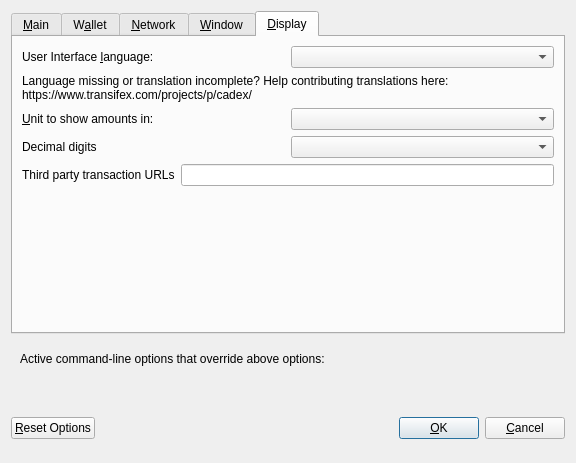
Before: the Qt Designer form src/qt/forms/optionsdialog.ui in cadexproject/cadex, drawn with Qt 5.
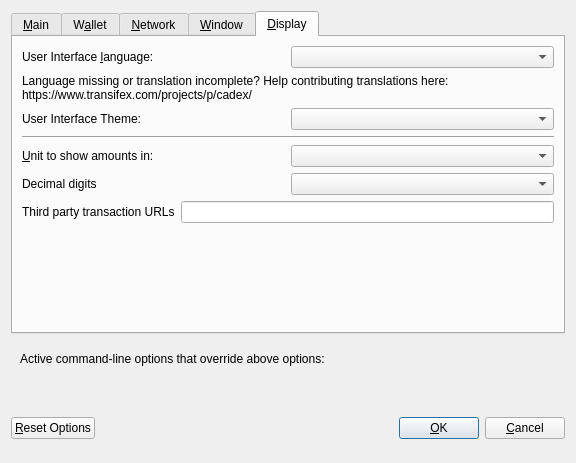
After: the same form once the commit is applied. The open tabs and pages were chosen to show the change. Custom widgets are drawn as their Qt base class.

```diff
--- a/src/qt/forms/optionsdialog.ui
+++ b/src/qt/forms/optionsdialog.ui
@@ -726,6 +726,27 @@
          </property>
         </widget>
        </item>
+       <item>
+        <layout class="QHBoxLayout" name="horizontalLayout_4_Display" stretch="0,0">
+         <item>
+          <widget class="QLabel" name="themeLabel">
+           <property name="text">
+            <string>User Interface Theme:</string>
+           </property>
+          </widget>
+         </item>
+         <item>
+          <widget class="QValueComboBox" name="theme"/>
+         </item>
+        </layout>
+       </item>
+       <item>
+        <widget class="Line" name="line">
+         <property name="orientation">
+          <enum>Qt::Horizontal</enum>
+         </property>
+        </widget>
+       </item>
        <item>
         <layout class="QHBoxLayout" name="horizontalLayout_2_Display">
          <item>
```
